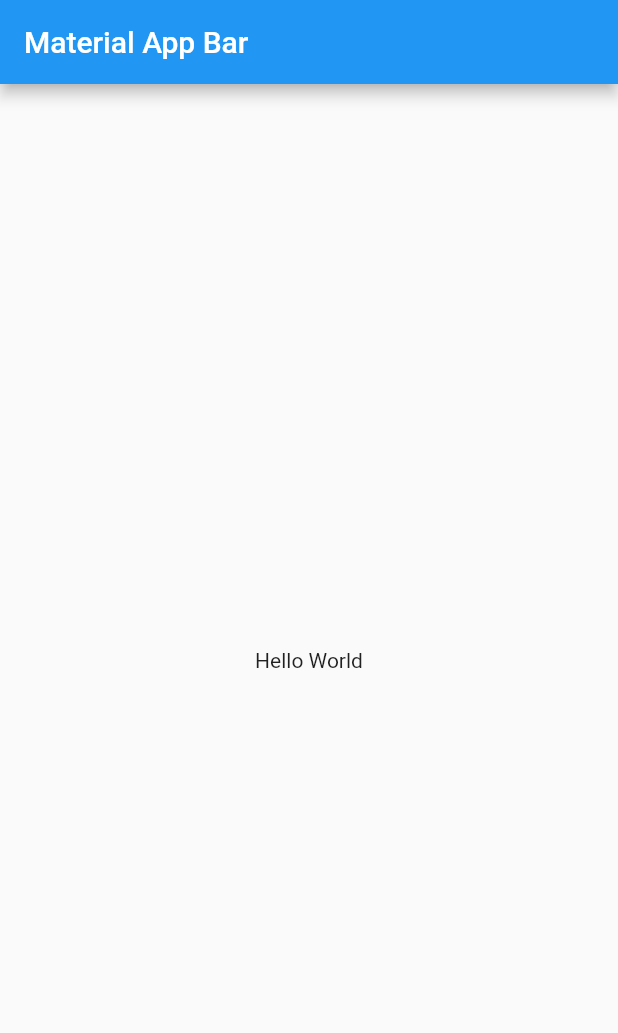
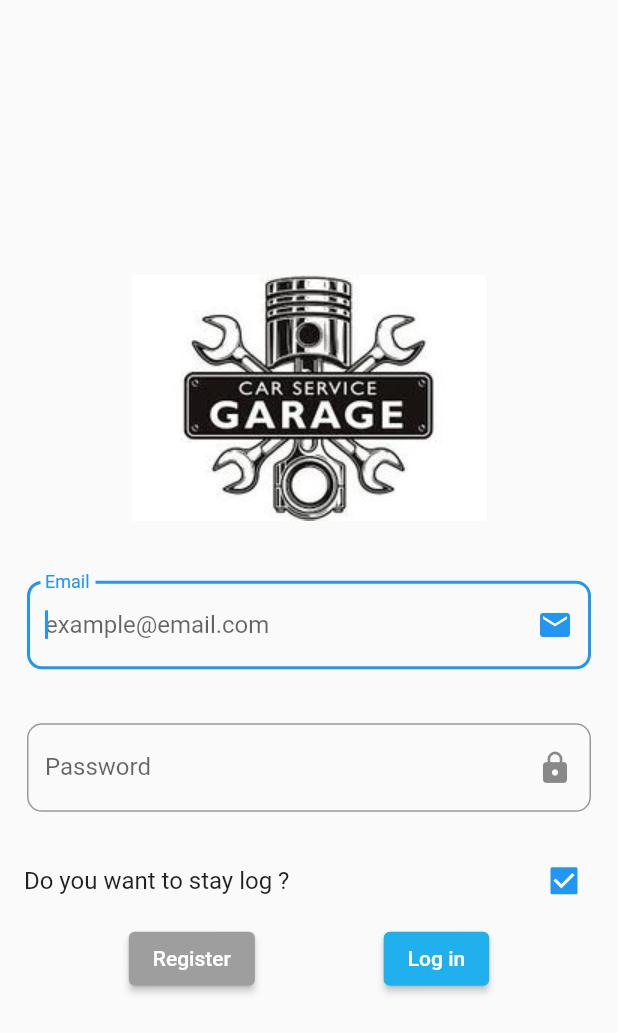
Before and after one commit to is-stu/flutter_vehicles, a Flutter app: the screen it shows after launch, on a phone screen of 412 x 824 dp. Shown: the top 1033 px of the screen. Run offline on Flutter 3.47's test engine with Material 2 defaults, Android fonts, the phone set to English and light mode, and no system bars.

Commit message:
Created loginPage

```diff
--- a/lib/main.dart
+++ b/lib/main.dart
@@ -1,23 +1,15 @@
 import 'package:flutter/material.dart';
-import 'package:flutter/material.dart';
+import 'package:vehiclesapp/screens/login_screen.dart';
 
 void main() => runApp(MyApp());
 
 class MyApp extends StatelessWidget {
   @override
   Widget build(BuildContext context) {
-    return MaterialApp(
-      title: 'Material App',
-      home: Scaffold(
-        appBar: AppBar(
-          title: Text('Material App Bar'),
-        ),
-        body: Center(
-          child: Container(
-            child: Text('Hello World'),
-          ),
-        ),
-      ),
+    return const MaterialApp(
+      debugShowCheckedModeBanner: false,
+      title: 'Vehicles app',
+      home: LoginScreen(),
     );
   }
 }
--- /dev/null
+++ b/lib/screens/login_screen.dart
@@ -0,0 +1,109 @@
+import 'package:flutter/material.dart';
+
+class LoginScreen extends StatefulWidget {
+  const LoginScreen({Key? key}) : super(key: key);
+
+  @override
+  _LoginScreenState createState() => _LoginScreenState();
+}
+
+class _LoginScreenState extends State<LoginScreen> {
+  String email = '';
+  String password = '';
+  bool remember = true;
+
+  @override
+  Widget build(BuildContext context) {
+    return Scaffold(
+      body: Center(
+          child: Column(
+        mainAxisAlignment: MainAxisAlignment.center,
+        children: <Widget>[
+          _showLogo(),
+          _showEmail(),
+          _showPassword(),
+          _showRemember(),
+          _showSubmit()
+        ],
+      )),
+    );
+  }
+
+  Widget _showLogo() {
+    return const Image(
+      image: AssetImage('assets/images/logo.jpg'),
+      width: 300,
+    );
+  }
+
+  Widget _showEmail() {
+    return Container(
+      padding: const EdgeInsets.all(18),
+      child: TextField(
+        autofocus: true,
+        decoration: InputDecoration(
+          hintText: 'example@email.com',
+          labelText: 'Email',
+          suffixIcon: const Icon(Icons.email),
+          border: OutlineInputBorder(borderRadius: BorderRadius.circular(10)),
+        ),
+        keyboardType: TextInputType.emailAddress,
+        onChanged: (value) {
+          email = value;
+        },
+      ),
+    );
+  }
+
+  Widget _showPassword() {
+    return Container(
+      padding: const EdgeInsets.all(18),
+      child: TextField(
+        decoration: InputDecoration(
+          hintText: 'example@email.com',
+          labelText: 'Password',
+          suffixIcon: const Icon(Icons.lock),
+          border: OutlineInputBorder(borderRadius: BorderRadius.circular(10)),
+        ),
+        obscureText: true,
+        onChanged: (value) {
+          password = value;
+        },
+      ),
+    );
+  }
+
+  Widget _showRemember() {
+    return CheckboxListTile(
+      title: const Text('Do you want to stay log ?'),
+      onChanged: (value) {
+        setState(() {
+          remember = value!;
+        });
+      },
+      value: remember,
+    );
+  }
+
+  Widget _showSubmit() {
+    return Row(
+      mainAxisAlignment: MainAxisAlignment.spaceEvenly,
+      children: <Widget>[
+        ElevatedButton(
+          onPressed: () {},
+          child: const Text('Register'),
+          style: ButtonStyle(
+              backgroundColor: MaterialStateProperty.resolveWith<Color>(
+                  (Set<MaterialState> states) => Colors.grey)),
+        ),
+        ElevatedButton(
+          onPressed: () {},
+          child: const Text('Log in'),
+          style: ButtonStyle(
+              backgroundColor: MaterialStateProperty.resolveWith<Color>(
+                  (Set<MaterialState> states) => const Color(0xFF20B0EE))),
+        )
+      ],
+    );
+  }
+}
--- a/pubspec.yaml
+++ b/pubspec.yaml
@@ -58,9 +58,8 @@ flutter:
   uses-material-design: true
 
   # To add assets to your application, add an assets section, like this:
-  # assets:
-  #   - images/a_dot_burr.jpeg
-  #   - images/a_dot_ham.jpeg
+  assets:
+    - assets/images/
 
   # An image asset can refer to one or more resolution-specific "variants", see
   # https://flutter.dev/assets-and-images/#resolution-aware.
```
Also changed, not shown: assets/images/logo.jpg (added).
